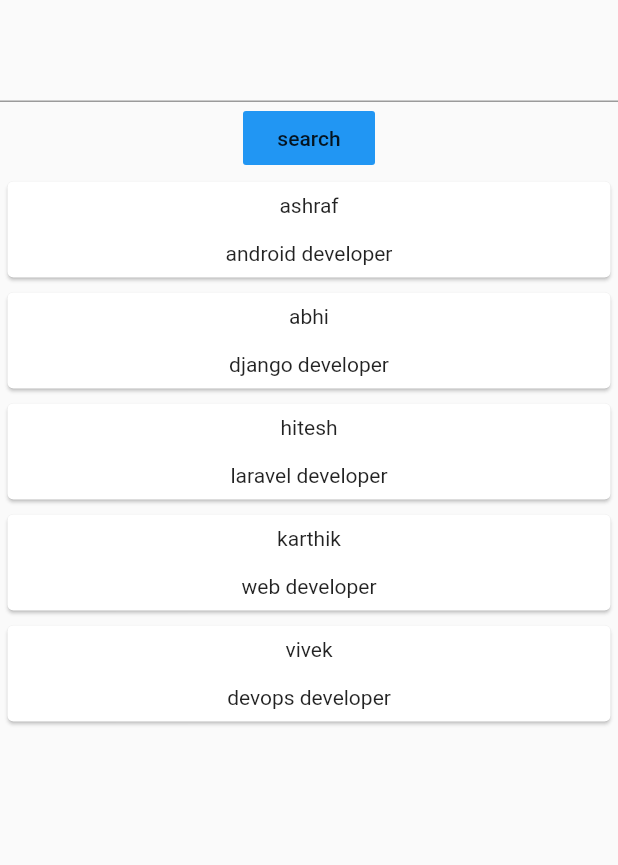
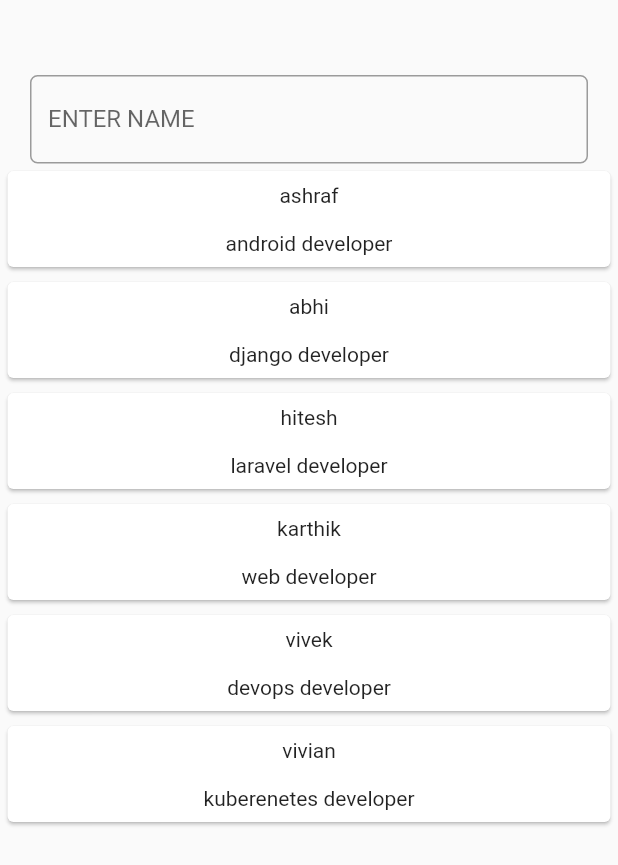
Before and after one commit to ashrafmakandar/chatapp, a Flutter app: the tosearch screen opened directly, on a phone screen of 412 x 824 dp. Shown: the top 865 px of the screen. Run offline on Flutter 3.47's test engine with Material 2 defaults, Android fonts, the phone set to English and light mode, and no system bars; our stand-ins replace firebase_auth, firebase_database, firebase_messaging, firebase_storage, google_sign_in, image_picker; accounts and stored records are empty.

Commit message:
added search bar with functionality

```diff
--- a/lib/tosearch.dart
+++ b/lib/tosearch.dart
@@ -14,38 +14,81 @@ class _tosearchState extends State<tosearch> {
     Post(name: "hitesh", work: "laravel developer"),
     Post(name: "karthik", work: "web developer"),
     Post(name: "vivek", work: "devops developer"),
+    Post(name: "vivian", work: "kuberenetes developer"),
   ];
   List<Post> search = [];
+
+  var namecontroller = TextEditingController();
+  bool visible = false;
+
+  @override
+  void initState() {
+    super.initState();
+  }
 
   @override
   Widget build(BuildContext context) {
     print(Allposts.length);
-    var namecontroller = TextEditingController();
+
     return Scaffold(
       body: Column(
         children: [
           Padding(
-            padding: const EdgeInsets.only(top: 20),
+            padding: const EdgeInsets.only(top: 50, left: 20, right: 20),
             child: TextFormField(
-              controller: namecontroller,
-              onChanged: (val) {
-                Allposts.map((e) => {
-                      if (e.name.contains(val))
-                        {
-                          search.add(new Post(name: e.name, work: "asibfb")),
-                          print("list"+search.toString())
-                        }
+              onChanged: (value) {
+                setState(() {
+                  visible = true;
                 });
               },
+              controller: namecontroller,
+              decoration: InputDecoration(
+                  labelText: "ENTER NAME ",
+                  border: OutlineInputBorder(
+                      borderRadius: BorderRadius.circular(5))),
             ),
           ),
-          FlatButton(
-              color: Colors.blue,
-              onPressed: ()=> {
-              print(search.toString())
-              },
-              child: Text("search")),
-          ListView.builder(
+          if (visible)
+            Visibility(
+              visible: visible,
+              child: Container(
+                  height: 500,
+                  child: ListView.builder(
+                      shrinkWrap: true,
+                      itemCount: Allposts.length,
+                      itemBuilder: (context, index) {
+                        if (namecontroller.text.isEmpty) {
+                          return Padding(
+                            padding: const EdgeInsets.only(left: 20,right: 20),
+                            child: Card(
+                              color: Colors.blueGrey[100],
+                              child: ListTile(
+                                title: Text(Allposts[index].name),
+                                subtitle: Text(Allposts[index].work),
+                              ),
+                            ),
+                          );
+                        } else if (Allposts[index]
+                            .name
+                            .contains(namecontroller.text)) {
+                          return Card(
+                            color: Colors.blueGrey[100],
+                            child: ListTile(
+                              title: Text(Allposts[index].name),
+                              subtitle: Text(Allposts[index].work),
+                            ),
+                          );
+                        } else {
+                          return Container();
+                        }
+                      })),
+            )
+          else
+            Visibility(
+              visible: true,
+              child: Container(
+                height: 500,
+                child: ListView.builder(
                     shrinkWrap: true,
                     physics: AlwaysScrollableScrollPhysics(),
                     itemCount: Allposts.length,
@@ -67,6 +110,8 @@ class _tosearchState extends State<tosearch> {
                         )),
                       );
                     }),
+              ),
+            ),
         ],
       ),
     );
```
Lines whose indentation alone changed are shown as unchanged.
